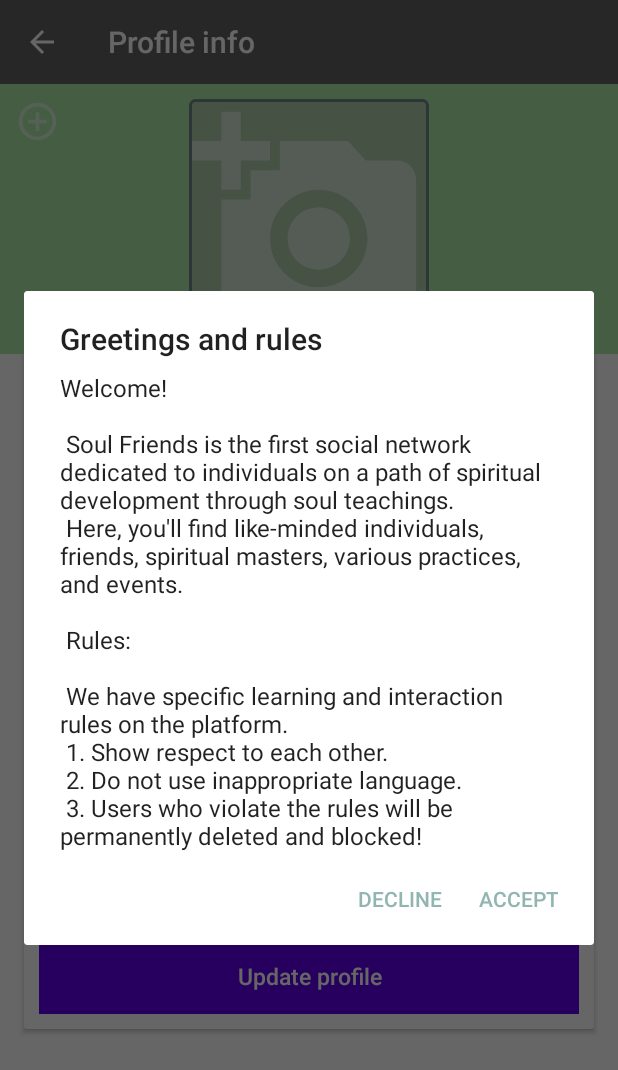
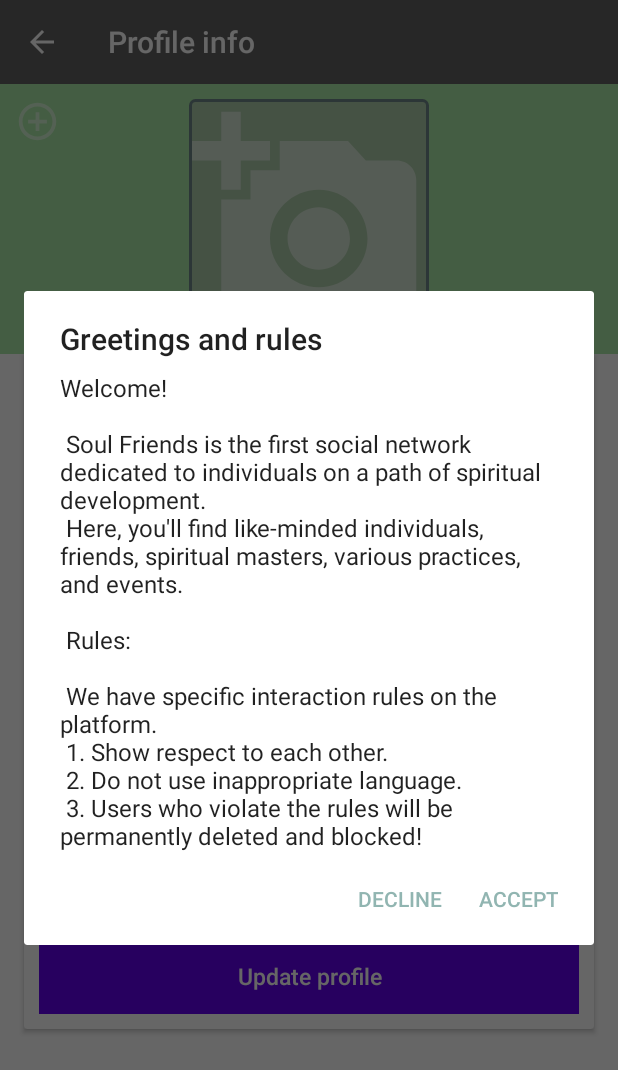
Before and after one commit to alexanderbkl/yoganetwork, an Android app: the PostRegistrationActivity screen opened directly, with no data from a screen before it, after a tap on "Update profile", on a phone screen of 412 x 824 dp. Shown: the top 1070 px of the screen. Run offline under Robolectric (Android 15) with nearby library versions, the light colour scheme and no system bars; our stand-ins replace Firebase (no records; nobody signed in at launch, a user with empty details on screens opened directly), Picasso; pictures from the network do not load.

Commit message:
fixed errors

```diff
--- a/app/src/main/java/com/amit/yoganet/adapters/AdapterChat.java
+++ b/app/src/main/java/com/amit/yoganet/adapters/AdapterChat.java
@@ -425,6 +425,9 @@
 
     @Override
     public int getItemCount() {
+        if (chatList == null) {
+            return 0;
+        }
         return chatList.size();
     }
 
--- a/app/src/main/res/layout/activity_post_registration.xml
+++ b/app/src/main/res/layout/activity_post_registration.xml
@@ -133,7 +133,7 @@
                         android:drawableStart="@drawable/ic_bubble"
                         android:drawablePadding="10dp"
                         android:hint="@string/spiritual_name"
-                        android:maxLength="20"
+                        android:maxLength="40"
                         android:padding="5dp"
                         android:textAlignment="textStart"
                         android:textColor="#000000"
@@ -161,7 +161,7 @@
                         android:drawablePadding="10dp"
                         android:hint="@string/spiritual_path"
                         android:inputType="textEmailAddress"
-                        android:maxLength="20"
+                        android:maxLength="100"
                         android:padding="5dp"
                         android:textAlignment="textStart"
                         android:textColor="#000000"
@@ -188,7 +188,7 @@
                         android:drawableStart="@drawable/icon_lotus"
                         android:drawablePadding="10dp"
                         android:hint="@string/practice"
-                        android:maxLength="20"
+                        android:maxLength="100"
                         android:padding="10dp"
                         android:textAlignment="textStart"
                         android:textColor="#000000"
@@ -216,7 +216,7 @@
                         android:drawablePadding="10dp"
                         android:hint="@string/diet"
                         android:inputType="text"
-                        android:maxLength="20"
+                        android:maxLength="100"
                         android:padding="10dp"
                         android:textAlignment="textStart"
                         android:textColor="#000000"
@@ -243,7 +243,7 @@
                         android:drawableStart="@drawable/ic_brush"
                         android:drawablePadding="10dp"
                         android:hint="@string/purpose"
-                        android:maxLength="20"
+                        android:maxLength="100"
                         android:padding="10dp"
                         android:textAlignment="textStart"
                         android:textColor="#000000"
@@ -277,7 +277,7 @@
                             android:drawableStart="@drawable/ic_brush"
                             android:drawablePadding="10dp"
                             android:hint="@string/city"
-                            android:maxLength="20"
+                            android:maxLength="100"
                             android:textAlignment="textStart"
                             android:textColor="#000000"
                             android:textColorHint="#808080"
@@ -305,7 +305,7 @@
                             android:drawableStart="@drawable/ic_brush"
                             android:drawablePadding="10dp"
                             android:hint="@string/country"
-                            android:maxLength="20"
+                            android:maxLength="100"
                             android:textAlignment="textStart"
                             android:textColor="#000000"
                             android:textColorHint="#808080"
--- a/app/src/main/res/values/strings.xml
+++ b/app/src/main/res/values/strings.xml
@@ -1,6 +1,6 @@
 <resources xmlns:tools="http://schemas.android.com/tools">
-    <string name="app_name" translatable="false">YogaNet</string>
-    <string name="app_title" translatable="false">YogaNet</string>
+    <string name="app_name" translatable="false">SoulFriends</string>
+    <string name="app_title" translatable="false">SoulFriends</string>
     <bool name="is_right_to_left">false</bool>
     <!-- TODO: Remove or change this placeholder text -->
     <string name="hello_blank_fragment" translatable="false">Fragmento en blanco</string>
@@ -413,5 +413,5 @@
     <string name="city">City</string>
     <string name="user_policy_declined">You have to accept the rules first!</string>
     <string name="user_rules_title">Greetings and rules</string>
-    <string name="user_rules_message">Welcome! \n\n Soul Friends is the first social network dedicated to individuals on a path of spiritual development through soul teachings. \n Here, you\'ll find like-minded individuals, friends, spiritual masters, various practices, and events. \n\n Rules: \n\n We have specific learning and interaction rules on the platform. \n 1. Show respect to each other. \n 2. Do not use inappropriate language. \n 3. Users who violate the rules will be permanently deleted and blocked!</string>
+    <string name="user_rules_message">Welcome! \n\n Soul Friends is the first social network dedicated to individuals on a path of spiritual development. \n Here, you\'ll find like-minded individuals, friends, spiritual masters, various practices, and events. \n\n Rules: \n\n We have specific interaction rules on the platform. \n 1. Show respect to each other. \n 2. Do not use inappropriate language. \n 3. Users who violate the rules will be permanently deleted and blocked!</string>
 </resources>
```
Also changed, not shown: app/src/main/java/com/amit/yoganet/PostRegistrationActivity.java (+1 -11 lines), app/src/main/java/com/amit/yoganet/RegisterActivity.java (+6 -6 lines), app/src/main/java/com/amit/yoganet/SettingsActivity.java (+6 -6 lines), 2 other files.
